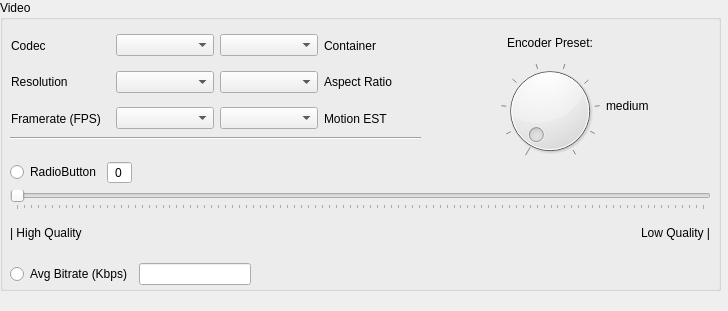
Qt form src/video_ui.ui (gammaray10k/Barium) before a commit.
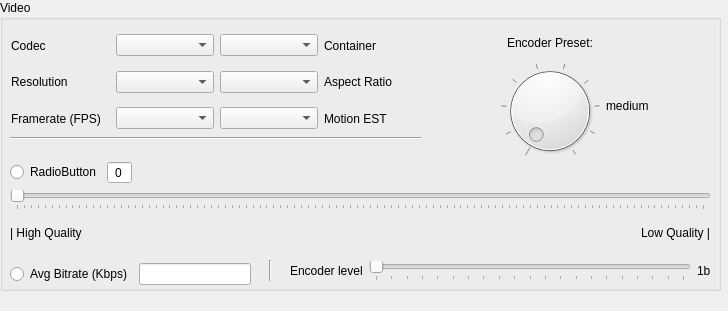
The same form after that commit.

Commit message: created encoder level function and widget

Patch:
```diff
--- a/src/video_ui.ui
+++ b/src/video_ui.ui
@@ -377,6 +377,58 @@
      </item>
     </layout>
    </widget>
+   <widget class="Line" name="line">
+    <property name="geometry">
+     <rect>
+      <x>260</x>
+      <y>260</y>
+      <width>20</width>
+      <height>21</height>
+     </rect>
+    </property>
+    <property name="orientation">
+     <enum>Qt::Vertical</enum>
+    </property>
+   </widget>
+   <widget class="QWidget" name="">
+    <property name="geometry">
+     <rect>
+      <x>290</x>
+      <y>260</y>
+      <width>421</width>
+      <height>22</height>
+     </rect>
+    </property>
+    <layout class="QHBoxLayout" name="horizontalLayout">
+     <item>
+      <widget class="QLabel" name="videoEncLevelLabel">
+       <property name="text">
+        <string>Encoder level</string>
+       </property>
+      </widget>
+     </item>
+     <item>
+      <widget class="QSlider" name="videoEncLevelSlider">
+       <property name="maximum">
+        <number>20</number>
+       </property>
+       <property name="orientation">
+        <enum>Qt::Horizontal</enum>
+       </property>
+       <property name="tickPosition">
+        <enum>QSlider::TicksBelow</enum>
+       </property>
+      </widget>
+     </item>
+     <item>
+      <widget class="QLabel" name="videoEncLevelDisplay">
+       <property name="text">
+        <string>1b</string>
+       </property>
+      </widget>
+     </item>
+    </layout>
+   </widget>
   </widget>
  </widget>
  <resources/>
```
The commit also changes 3 other files.
